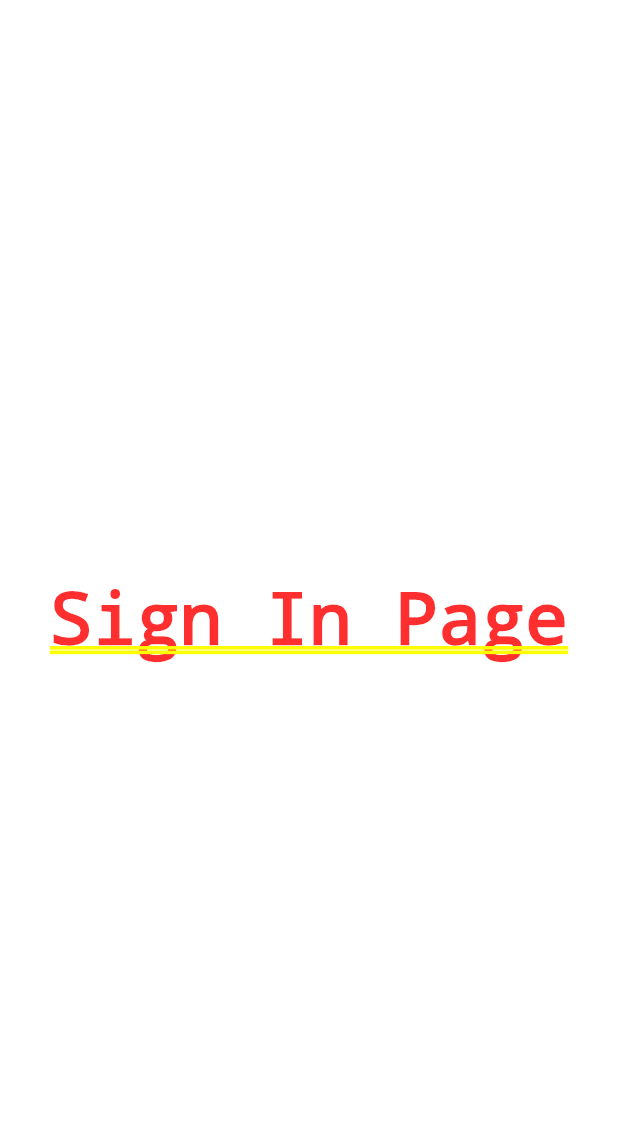
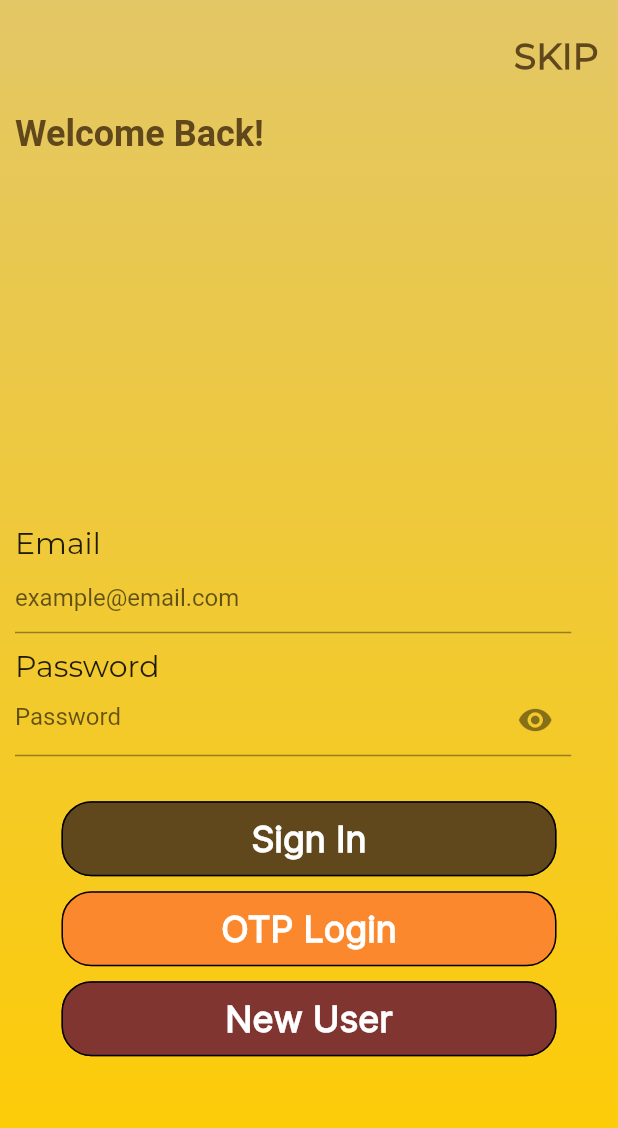
Before and after one commit to vaidic-dodwani/foodora_client, a Flutter app: the screen it shows after launch, after a tap on "Sign In", on a phone screen of 412 x 824 dp. Shown: the top 1128 px of the screen. Run offline on Flutter 3.47's test engine with Material 2 defaults, Android fonts, the phone set to English and light mode, and no system bars; our stand-ins replace flutter_svg.

Commit message:
Added Static Sign In Page

```diff
--- a/lib/designing.dart
+++ b/lib/designing.dart
@@ -1,3 +1,5 @@
+import 'dart:developer';
+
 import 'package:flutter/material.dart';
 
 const background_top = Color(0xFFE3C766);
@@ -5,6 +7,7 @@ const background_bottom = Color(0xFFFFCC00);
 const logo_brown_color = Color(0xFF61481C);
 const font_brown_color = Color(0xFF61481C);
 const button_background = Color(0xFF61481C);
+
 BoxDecoration background_design() {
   return const BoxDecoration(
     gradient: LinearGradient(
@@ -14,13 +17,22 @@ BoxDecoration background_design() {
   );
 }
 
-Widget skip_button() {
-  return const Padding(
-    padding: EdgeInsets.all(5),
-    child: Text(
-      "SKIP",
-      style: TextStyle(
-          fontSize: 24, color: font_brown_color, fontWeight: FontWeight.w700),
+Widget skip_button({function}) {
+  return Align(
+    alignment: Alignment.centerRight,
+    child: TextButton(
+      onPressed: function,
+      child: const Padding(
+        padding: EdgeInsets.all(5),
+        child: Text(
+          "SKIP",
+          style: TextStyle(
+              fontFamily: 'Montserrat',
+              fontSize: 24,
+              color: font_brown_color,
+              fontWeight: FontWeight.w700),
+        ),
+      ),
     ),
   );
 }
@@ -29,31 +41,16 @@ Widget sign_button(String text) {
   return Text(
     text,
     style: const TextStyle(
-        fontSize: 24, color: Colors.white, fontWeight: FontWeight.w700),
+      fontSize: 24,
+      color: Colors.white,
+      fontWeight: FontWeight.w700,
+      fontFamily: 'Inter',
+    ),
   );
 }
 
-// BoxDecoration button_decoration() {
-//   return BoxDecoration(
-//       border: Border.all(color: button_background),
-//       borderRadius: const BorderRadius.all(Radius.circular(20)));
-// }
-
-// ButtonStyle button_style() {
-//   return ButtonStyle(
-
-//     backgroundColor: MaterialStateProperty.all(button_background),
-//     shape: MaterialStateProperty.all(
-//       RoundedRectangleBorder(
-//         borderRadius: BorderRadius.circular(20.0),
-//         side: const BorderSide(width: 1),
-//       ),
-//     ),
-//   );
-// }
-
-SizedBox button_style(
-    String text, BuildContext context, void Function() function) {
+SizedBox button_style(String text, BuildContext context,
+    {Color color = button_background, function}) {
   final size = MediaQuery.of(context).size;
   return SizedBox(
     height: 50,
@@ -61,7 +58,7 @@ SizedBox button_style(
     child: TextButton(
       onPressed: function,
       style: ButtonStyle(
-        backgroundColor: MaterialStateProperty.all(button_background),
+        backgroundColor: MaterialStateProperty.all(color),
         shape: MaterialStateProperty.all(
           RoundedRectangleBorder(
             borderRadius: BorderRadius.circular(20.0),
@@ -73,3 +70,58 @@ SizedBox button_style(
     ),
   );
 }
+
+Widget welcome_back() {
+  return Padding(
+    padding: const EdgeInsets.only(left: 10.0),
+    child: const Align(
+      alignment: Alignment.centerLeft,
+      child: Text(
+        'Welcome Back!',
+        style: TextStyle(
+            fontSize: 24, color: font_brown_color, fontWeight: FontWeight.w700),
+      ),
+    ),
+  );
+}
+
+Widget form_text(String text) {
+  return Padding(
+    padding: const EdgeInsets.only(left: 10),
+    child: Align(
+      alignment: Alignment.centerLeft,
+      child: Text(
+        text,
+        style: const TextStyle(
+          fontFamily: 'Montserrat',
+          fontSize: 20,
+          fontWeight: FontWeight.w500,
+        ),
+      ),
+    ),
+  );
+}
+
+Widget form_field(BuildContext context, String text,
+    {bool password = false, icon}) {
+  final size = MediaQuery.of(context).size;
+  return Padding(
+    padding: const EdgeInsets.only(left: 10.0),
+    child: Align(
+      alignment: Alignment.centerLeft,
+      child: SizedBox(
+        width: size.width * 0.9,
+        child: TextFormField(
+          obscureText: password,
+          style: const TextStyle(
+            fontSize: 16,
+          ),
+          decoration: InputDecoration(
+            suffixIcon: icon,
+            hintText: text,
+          ),
+        ),
+      ),
+    ),
+  );
+}
--- a/lib/screens/Auth_Page/Sign_In.dart
+++ b/lib/screens/Auth_Page/Sign_In.dart
@@ -1,12 +1,52 @@
 import 'package:flutter/material.dart';
 
-class signin_screen extends StatelessWidget {
+import '../../designing.dart';
+
+class signin_screen extends StatefulWidget {
   const signin_screen({super.key});
 
   @override
+  State<signin_screen> createState() => _signin_screenState();
+}
+
+class _signin_screenState extends State<signin_screen> {
+  @override
   Widget build(BuildContext context) {
-    return Container(
-      child: const Center(child: Text("Sign In Page")),
-    );
+    final size = MediaQuery.of(context).size;
+    return Scaffold(
+        body: SingleChildScrollView(
+      child: Container(
+        height: size.height,
+        width: size.width,
+        decoration: background_design(),
+        child: Column(
+          children: [
+            SizedBox(height: 10),
+            skip_button(),
+            SizedBox(height: 10),
+            welcome_back(),
+            SizedBox(
+              height: size.height * 0.3,
+            ),
+            form_text('Email'),
+            form_field(context, 'example@email.com'),
+            SizedBox(height: 10),
+            form_text('Password'),
+            form_field(
+              context,
+              'Password',
+              password: true,
+              icon: Icon(Icons.visibility),
+            ),
+            SizedBox(height: 30),
+            button_style("Sign In", context),
+            SizedBox(height: 10),
+            button_style("OTP Login", context, color: Color(0xFFFB882C)),
+            SizedBox(height: 10),
+            button_style("New User", context, color: Color(0xFF813531)),
+          ],
+        ),
+      ),
+    ));
   }
 }
--- a/lib/screens/Auth_Page/auth_choice.dart
+++ b/lib/screens/Auth_Page/auth_choice.dart
@@ -15,13 +15,10 @@ class auth_choice extends StatelessWidget {
         decoration: background_design(),
         child: Column(
           children: [
-            Align(
-              alignment: Alignment.centerRight,
-              child: TextButton(
-                onPressed: () {},
-                child: skip_button(),
-              ),
-            ),
+            SizedBox(height: 10),
+            skip_button(function: () {
+              Navigator.pushNamed(context, app_routes.signout_screen);
+            }),
             SizedBox(height: size.height * 0.1),
             Padding(
               padding: const EdgeInsets.all(5.0),
@@ -31,11 +28,11 @@ class auth_choice extends StatelessWidget {
               ),
             ),
             SizedBox(height: size.height * 0.15),
-            button_style("Sign In", context, () {
+            button_style("Sign In", context, function: () {
               Navigator.pushNamed(context, app_routes.signin_screen);
             }),
             const SizedBox(height: 10),
-            button_style("Sign Up", context, () {
+            button_style("Sign Up", context, function: () {
               Navigator.pushNamed(context, app_routes.signout_screen);
             }),
           ],
```
Also changed, not shown: pubspec.yaml (+10 -0 lines), lib/fonts/Inter-Regular.ttf (added), lib/fonts/Montserrat-Regular.ttf (added).
